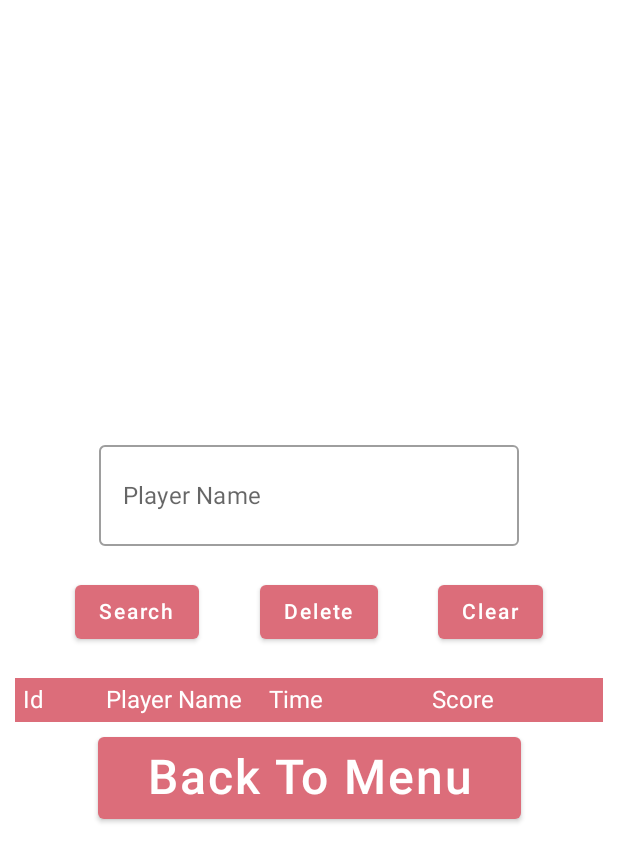
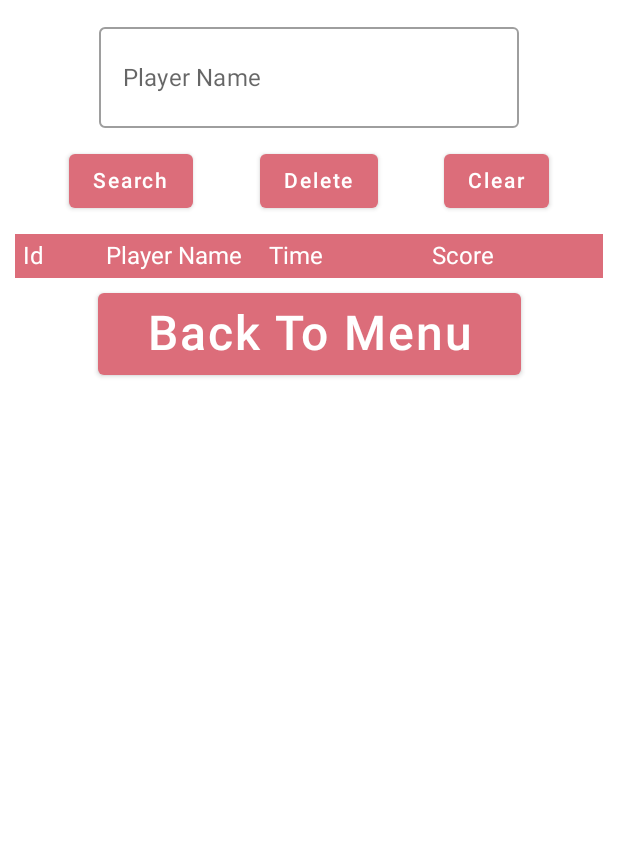
Before and after one commit to AlvaroS11/moviles, an Android app built with Jetpack Compose: the MainScreen screen opened through its navigation route, after a tap on "Ranking", on a phone screen of 412 x 824 dp. Shown: the top 862 px of the screen. Run offline under Robolectric (Android 15) with nearby library versions, the phone set to English and light mode, and no system bars; our stand-ins replace Room's generated code, livedata-compose.

```diff
--- a/DatingOrRelated/app/src/main/java/com/example/datingorrelated/SC_Ranking.kt
+++ b/DatingOrRelated/app/src/main/java/com/example/datingorrelated/SC_Ranking.kt
@@ -77,7 +77,7 @@ fun Ranking(allGames: List<GameStats>, searchResults: List<GameStats>, viewModel
             .fillMaxWidth()
             .fillMaxHeight()
             .background(MaterialTheme.colors.background),
-        verticalArrangement = Arrangement.Center,
+        verticalArrangement = Arrangement.Top,
         horizontalAlignment = Alignment.CenterHorizontally,
     ) {
         CustomTextField(
@@ -90,34 +90,8 @@ fun Ranking(allGames: List<GameStats>, searchResults: List<GameStats>, viewModel
             horizontalArrangement = Arrangement.SpaceEvenly,
             modifier = Modifier
                 .fillMaxWidth()
-                .padding(10.dp)
-        ) {/*
-            Button(onClick = {
-                if (gameSecs.isNotEmpty()) {
-                    viewModel.insertProduct(
-                        GameStats(
-                            gameName,
-                            gameSecs.toInt(),
-                            scorePoints.toInt()
-                        )
-                    )
-                    searching = false
-                }
-                else{
-                    println("JUST FOR DEBUG!!__SAVING WITHOUT SECONDS")
-                    viewModel.insertProduct(
-                        GameStats(
-                            gameName,
-                            0,
-                            0
-                        )
-                    )
-                    searching = false
-                }
-            }) {
-                Text("Add")
-            }*/
-
+                .padding(1.dp)
+        ) {
             Button(onClick = {
                 searching = true
                 viewModel.findProduct(gameName)
@@ -140,8 +114,6 @@ fun Ranking(allGames: List<GameStats>, searchResults: List<GameStats>, viewModel
                 Text("Clear")
             }
         }
-
-
 
         LazyColumn(
             Modifier
@@ -166,15 +138,16 @@ fun Ranking(allGames: List<GameStats>, searchResults: List<GameStats>, viewModel
             onClick = {
                 navController.navigate(Screen.MainScreen.route)
             },
-            colors = ButtonDefaults.buttonColors(backgroundColor = MaterialTheme.colors.primary)
+            colors = ButtonDefaults.buttonColors(backgroundColor = MaterialTheme.colors.primary),
         ) {
             Text(
                 text = "Back To Menu",
                 fontSize = 32.sp,
                 color = MaterialTheme.colors.background,
                 modifier = Modifier.width(250.dp),
-                textAlign = TextAlign.Center
-            )
+                textAlign = TextAlign.Center,
+
+                )
         }
     }
 
```
Also changed, not shown: DatingOrRelated/app/src/main/java/com/example/datingorrelated/SC_EndGameScreen.kt (+5 -7 lines), DatingOrRelated/app/src/main/java/com/example/datingorrelated/SC_GameScreen.kt (+0 -8 lines).
